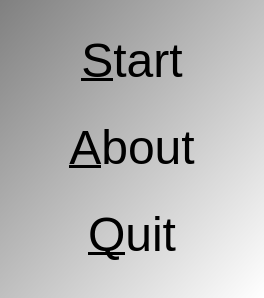
The window that qtvigenereciphermenudialog.ui (richelbilderbeek/VigenereCipher) describes before a commit, drawn with Qt 5.
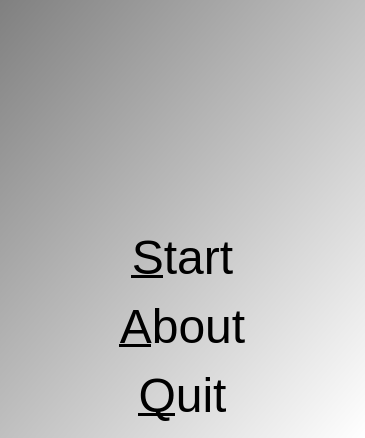
The same window after the commit. Icons and pictures are not drawn.

The edit to the form file:
```diff
--- a/qtvigenereciphermenudialog.ui
+++ b/qtvigenereciphermenudialog.ui
@@ -6,8 +6,8 @@
    <rect>
     <x>0</x>
     <y>0</y>
-    <width>264</width>
-    <height>298</height>
+    <width>365</width>
+    <height>438</height>
    </rect>
   </property>
   <property name="font">
@@ -31,17 +31,7 @@
 QPushButton { font: 48px  }</string>
   </property>
   <layout class="QGridLayout" name="gridLayout">
-   <item row="0" column="0">
-    <widget class="QPushButton" name="button_start">
-     <property name="text">
-      <string>&amp;Start</string>
-     </property>
-     <property name="flat">
-      <bool>true</bool>
-     </property>
-    </widget>
-   </item>
-   <item row="3" column="0">
+   <item row="4" column="0">
     <widget class="QPushButton" name="button_quit">
      <property name="text">
       <string>&amp;Quit</string>
@@ -51,7 +41,7 @@
      </property>
     </widget>
    </item>
-   <item row="2" column="0">
+   <item row="3" column="0">
     <widget class="QPushButton" name="button_about">
      <property name="text">
       <string>&amp;About</string>
@@ -61,6 +51,26 @@
      </property>
     </widget>
    </item>
+   <item row="1" column="0">
+    <widget class="QPushButton" name="button_start">
+     <property name="text">
+      <string>&amp;Start</string>
+     </property>
+     <property name="flat">
+      <bool>true</bool>
+     </property>
+    </widget>
+   </item>
+   <item row="0" column="0">
+    <widget class="QLabel" name="label">
+     <property name="text">
+      <string/>
+     </property>
+     <property name="pixmap">
+      <pixmap resource="VigenereCipher.qrc">:/images/VigenereCipherMenu.png</pixmap>
+     </property>
+    </widget>
+   </item>
   </layout>
  </widget>
  <tabstops>
```
Left out of the diff: 5 changed lines with no effect on the pictures.
